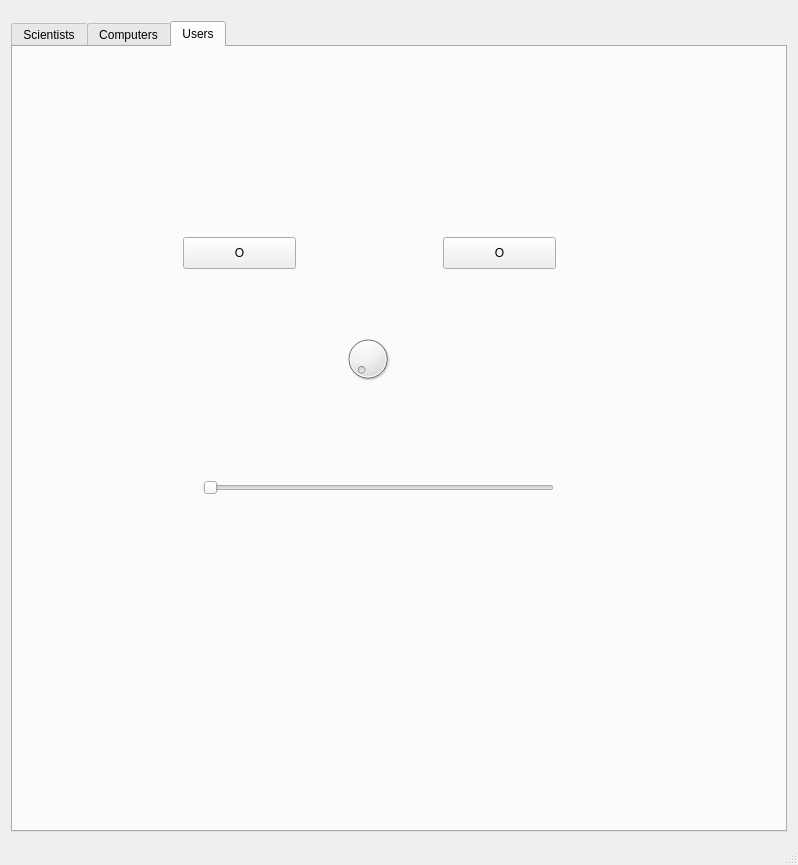
The window that ComputerScientistsW1/mainwindow.ui (Bosos/T-113-VLN1_Hopur3) describes before a commit, drawn with Qt 5.
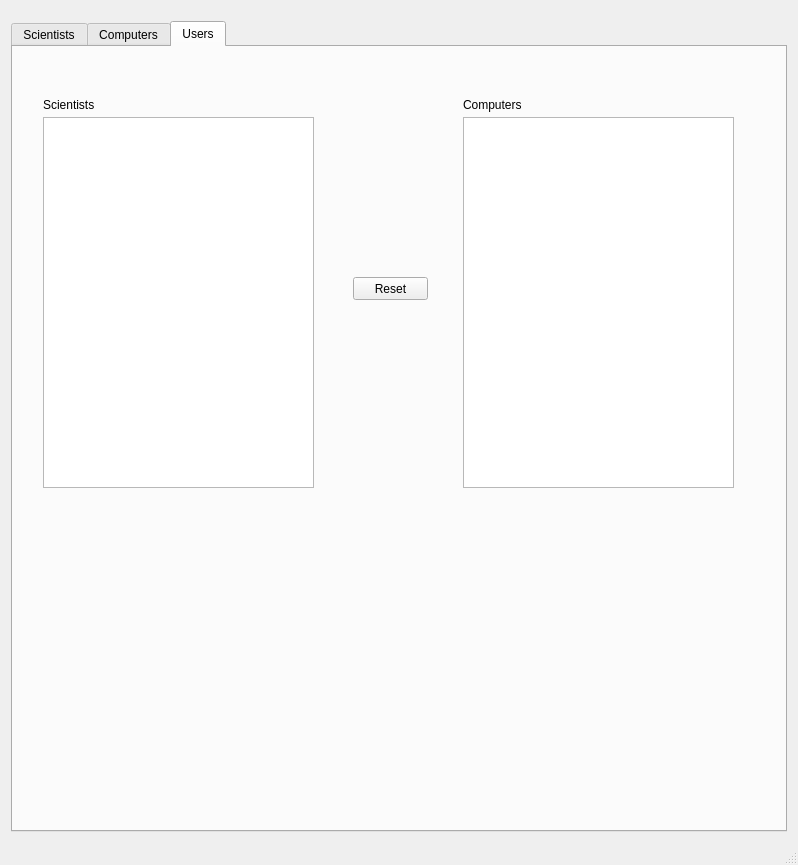
The same window after the commit. The open tabs and pages were chosen to show the change.

Commit message: Fixed more about computers and added some usage to the Users tab

Patch:
```diff
--- a/ComputerScientistsW1/mainwindow.ui
+++ b/ComputerScientistsW1/mainwindow.ui
@@ -420,53 +420,63 @@
            <attribute name="title">
             <string>Users</string>
            </attribute>
-           <widget class="QPushButton" name="pushButton_2">
+           <widget class="QTableView" name="registeredScientists">
             <property name="geometry">
              <rect>
-              <x>170</x>
-              <y>190</y>
-              <width>113</width>
-              <height>32</height>
+              <x>30</x>
+              <y>70</y>
+              <width>271</width>
+              <height>371</height>
              </rect>
             </property>
-            <property name="text">
-             <string>O</string>
+           </widget>
+           <widget class="QTableView" name="registeredComputers">
+            <property name="geometry">
+             <rect>
+              <x>450</x>
+              <y>70</y>
+              <width>271</width>
+              <height>371</height>
+             </rect>
             </property>
            </widget>
-           <widget class="QPushButton" name="pushButton_3">
+           <widget class="QLabel" name="label">
             <property name="geometry">
              <rect>
-              <x>430</x>
-              <y>190</y>
-              <width>113</width>
-              <height>32</height>
+              <x>30</x>
+              <y>50</y>
+              <width>61</width>
+              <height>16</height>
              </rect>
             </property>
             <property name="text">
-             <string>O</string>
+             <string>Scientists</string>
             </property>
            </widget>
-           <widget class="QDial" name="dial">
+           <widget class="QLabel" name="label_2">
             <property name="geometry">
              <rect>
-              <x>330</x>
-              <y>280</y>
-              <width>50</width>
-              <height>64</height>
+              <x>450</x>
+              <y>50</y>
+              <width>61</width>
+              <height>16</height>
              </rect>
             </property>
+            <property name="text">
+             <string>Computers</string>
+            </property>
            </widget>
-           <widget class="QSlider" name="horizontalSlider">
+           <widget class="QPushButton" name="pushButton">
             <property name="geometry">
              <rect>
-              <x>190</x>
-              <y>430</y>
-              <width>351</width>
-              <height>22</height>
+              <x>340</x>
+              <y>230</y>
+              <width>75</width>
+              <height>23</height>
              </rect>
             </property>
-            <property name="orientation">
-             <enum>Qt::Horizontal</enum>
+            <property name="text">
+             <string>Reset</string>
             </property>
            </widget>
           </widget>
```
Left out of the diff: 7 changed lines with no effect on the pictures. The commit also changes 4 other files.
